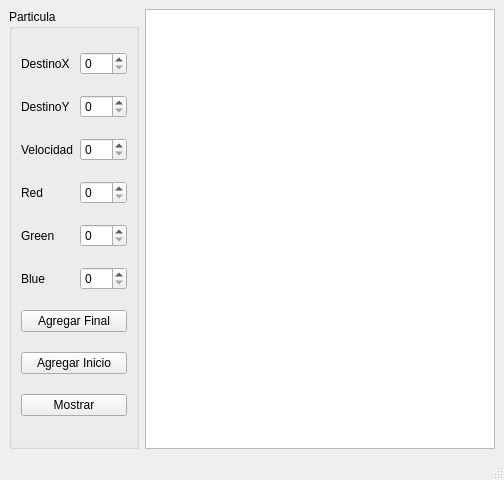
Above: mainwindow.ui from arturos8617/actividad06 before the change. Below: the same form after it.
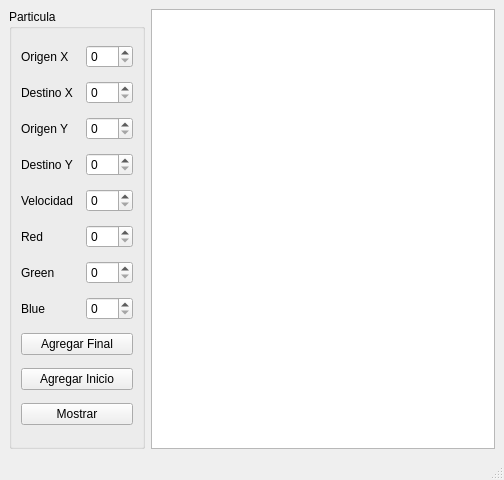
That is the form after the change.

Diff of the .ui file:
```diff
--- a/mainwindow.ui
+++ b/mainwindow.ui
@@ -21,108 +21,128 @@
        <string>Particula</string>
       </property>
       <layout class="QGridLayout" name="gridLayout">
-       <item row="4" column="1">
-        <widget class="QSpinBox" name="green_spinBox">
+       <item row="8" column="0" colspan="3">
+        <widget class="QPushButton" name="agregarFinal_pushButton">
+         <property name="text">
+          <string>Agregar Final</string>
+         </property>
+        </widget>
+       </item>
+       <item row="3" column="0">
+        <widget class="QLabel" name="label_2">
+         <property name="text">
+          <string>Destino Y</string>
+         </property>
+        </widget>
+       </item>
+       <item row="5" column="2">
+        <widget class="QSpinBox" name="red_spinBox">
          <property name="maximum">
           <number>255</number>
          </property>
         </widget>
        </item>
-       <item row="8" column="0" colspan="2">
+       <item row="6" column="0">
+        <widget class="QLabel" name="label_5">
+         <property name="text">
+          <string>Green</string>
+         </property>
+        </widget>
+       </item>
+       <item row="1" column="2">
+        <widget class="QSpinBox" name="destinoX_spinBox">
+         <property name="maximum">
+          <number>500</number>
+         </property>
+        </widget>
+       </item>
+       <item row="1" column="0">
+        <widget class="QLabel" name="label">
+         <property name="text">
+          <string>Destino X</string>
+         </property>
+        </widget>
+       </item>
+       <item row="4" column="0">
+        <widget class="QLabel" name="label_3">
+         <property name="text">
+          <string>Velocidad</string>
+         </property>
+        </widget>
+       </item>
+       <item row="3" column="2">
+        <widget class="QSpinBox" name="destinoY_spinBox">
+         <property name="maximum">
+          <number>500</number>
+         </property>
+        </widget>
+       </item>
+       <item row="10" column="0" colspan="3">
         <widget class="QPushButton" name="mostrar_pushButton">
          <property name="text">
           <string>Mostrar</string>
          </property>
         </widget>
        </item>
-       <item row="7" column="0" colspan="2">
+       <item row="9" column="0" colspan="3">
         <widget class="QPushButton" name="agregarInicio_pushButton">
          <property name="text">
           <string>Agregar Inicio</string>
          </property>
         </widget>
        </item>
-       <item row="0" column="0">
-        <widget class="QLabel" name="label">
-         <property name="text">
-          <string>DestinoX</string>
-         </property>
-        </widget>
-       </item>
-       <item row="3" column="0">
+       <item row="5" column="0">
         <widget class="QLabel" name="label_4">
          <property name="text">
           <string>Red</string>
          </property>
         </widget>
        </item>
-       <item row="4" column="0">
-        <widget class="QLabel" name="label_5">
-         <property name="text">
-          <string>Green</string>
-         </property>
-        </widget>
-       </item>
-       <item row="2" column="1">
+       <item row="4" column="2">
         <widget class="QSpinBox" name="velocidad_spinBox">
          <property name="maximum">
           <number>300</number>
          </property>
         </widget>
        </item>
-       <item row="5" column="1">
-        <widget class="QSpinBox" name="blue_spinBox">
-         <property name="maximum">
-          <number>255</number>
-         </property>
-        </widget>
-       </item>
-       <item row="5" column="0">
+       <item row="7" column="0">
         <widget class="QLabel" name="label_6">
          <property name="text">
           <string>Blue</string>
          </property>
         </widget>
        </item>
+       <item row="0" column="2">
+        <widget class="QSpinBox" name="origenX_spinBox"/>
+       </item>
+       <item row="7" column="2">
+        <widget class="QSpinBox" name="blue_spinBox">
+         <property name="maximum">
+          <number>255</number>
+         </property>
+        </widget>
+       </item>
+       <item row="6" column="2">
+        <widget class="QSpinBox" name="green_spinBox">
+         <property name="maximum">
+          <number>255</number>
+         </property>
+        </widget>
+       </item>
+       <item row="2" column="2">
+        <widget class="QSpinBox" name="origenY_spinBox"/>
+       </item>
+       <item row="0" column="0">
+        <widget class="QLabel" name="label_7">
+         <property name="text">
+          <string>Origen X</string>
+         </property>
+        </widget>
+       </item>
        <item row="2" column="0">
-        <widget class="QLabel" name="label_3">
+        <widget class="QLabel" name="label_8">
          <property name="text">
-          <string>Velocidad</string>
-         </property>
-        </widget>
-       </item>
-       <item row="0" column="1">
-        <widget class="QSpinBox" name="destinoX_spinBox">
-         <property name="maximum">
-          <number>500</number>
-         </property>
-        </widget>
-       </item>
-       <item row="1" column="0">
-        <widget class="QLabel" name="label_2">
-         <property name="text">
-          <string>DestinoY</string>
-         </property>
-        </widget>
-       </item>
-       <item row="1" column="1">
-        <widget class="QSpinBox" name="destinoY_spinBox">
-         <property name="maximum">
-          <number>500</number>
-         </property>
-        </widget>
-       </item>
-       <item row="6" column="0" colspan="2">
-        <widget class="QPushButton" name="agregarFinal_pushButton">
-         <property name="text">
-          <string>Agregar Final</string>
-         </property>
-        </widget>
-       </item>
-       <item row="3" column="1">
-        <widget class="QSpinBox" name="red_spinBox">
-         <property name="maximum">
-          <number>255</number>
+          <string>Origen Y</string>
          </property>
         </widget>
        </item>
```
